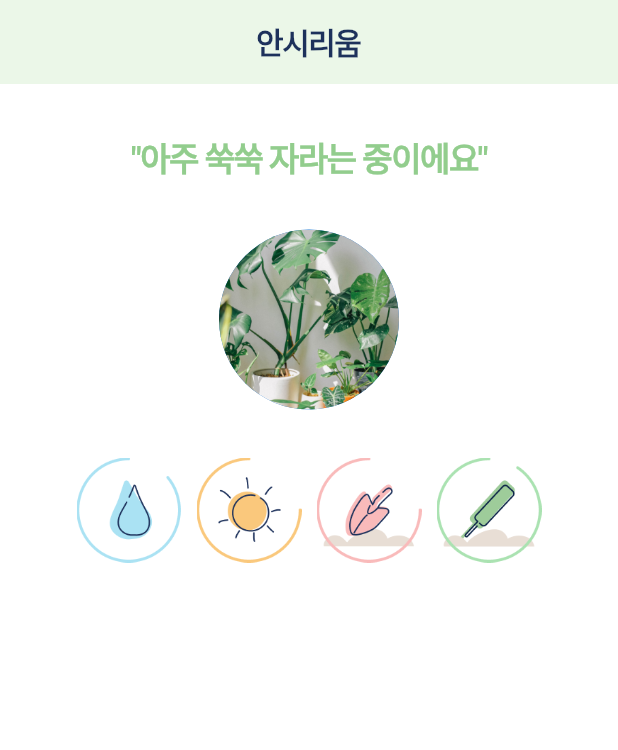
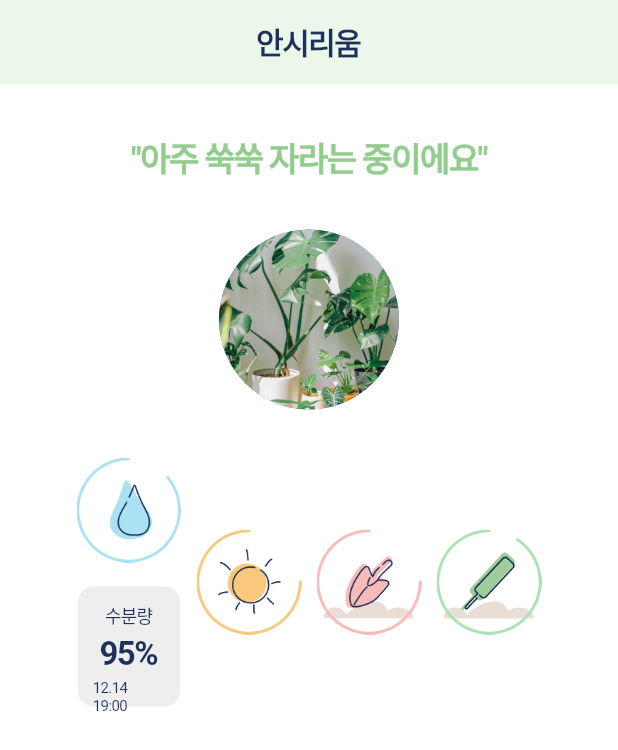
Before and after one commit to sungheeyoon/flutter-plant-plan, a Flutter app: the screen it shows after launch, on a phone screen of 412 x 824 dp. Shown: the top 750 px of the screen. Run offline on Flutter 3.47's test engine with Material 2 defaults, Android fonts, the phone set to English and light mode, and no system bars; our stand-ins replace shared_preferences; missing offline and left inert: snapping_sheet; Roboto replaces fonts that are missing (Pretendard).

Commit message:
Ongoing Detail Screen

```diff
--- a/lib/screens/detail_screen.dart
+++ b/lib/screens/detail_screen.dart
@@ -35,33 +35,84 @@ class DetailScreen extends StatelessWidget {
                   ),
                   Row(
                     mainAxisAlignment: MainAxisAlignment.center,
-                    children: const [
-                      ImageBox(
-                        imageUri: 'assets/images/management/humid_outline.png',
-                        width: 70,
-                        height: 70,
+                    children: [
+                      Column(
+                        children: [
+                          const ImageBox(
+                            imageUri:
+                                'assets/images/management/humid_outline.png',
+                            width: 70,
+                            height: 70,
+                          ),
+                          const SizedBox(
+                            height: 16,
+                          ),
+                          Container(
+                            padding: const EdgeInsets.all(10),
+                            height: 80,
+                            width: 68,
+                            decoration: BoxDecoration(
+                              borderRadius:
+                                  const BorderRadius.all(Radius.circular(10.0)),
+                              color: Colors.grey[200],
+                            ),
+                            child: Center(
+                              child: Column(
+                                children: [
+                                  Text("수분량",
+                                      style: Theme.of(context)
+                                          .textTheme
+                                          .bodySmall!
+                                          .copyWith(
+                                              color: const Color.fromRGBO(
+                                                  29, 49, 91, 1))),
+                                  const SizedBox(
+                                    height: 4,
+                                  ),
+                                  Text("95%",
+                                      style: Theme.of(context)
+                                          .textTheme
+                                          .displaySmall!
+                                          .copyWith(
+                                              color: const Color.fromRGBO(
+                                                  29, 49, 91, 1))),
+                                  const SizedBox(
+                                    height: 4,
+                                  ),
+                                  Text("12.14 19:00",
+                                      style: Theme.of(context)
+                                          .textTheme
+                                          .labelSmall!
+                                          .copyWith(
+                                              color: const Color.fromRGBO(
+                                                  29, 49, 91, 1)))
+                                ],
+                              ),
+                            ),
+                          )
+                        ],
                       ),
-                      SizedBox(
+                      const SizedBox(
                         width: 10,
                       ),
-                      ImageBox(
+                      const ImageBox(
                         imageUri: 'assets/images/management/sun_outline.png',
                         width: 70,
                         height: 70,
                       ),
-                      SizedBox(
+                      const SizedBox(
                         width: 10,
                       ),
-                      ImageBox(
+                      const ImageBox(
                         imageUri:
                             'assets/images/management/division_outline.png',
                         width: 70,
                         height: 70,
                       ),
-                      SizedBox(
+                      const SizedBox(
                         width: 10,
                       ),
-                      ImageBox(
+                      const ImageBox(
                         imageUri:
                             'assets/images/management/nutrient_outline.png',
                         width: 70,
```
Also changed, not shown: lib/screens/onbording_screen.dart (+24 -18 lines).
